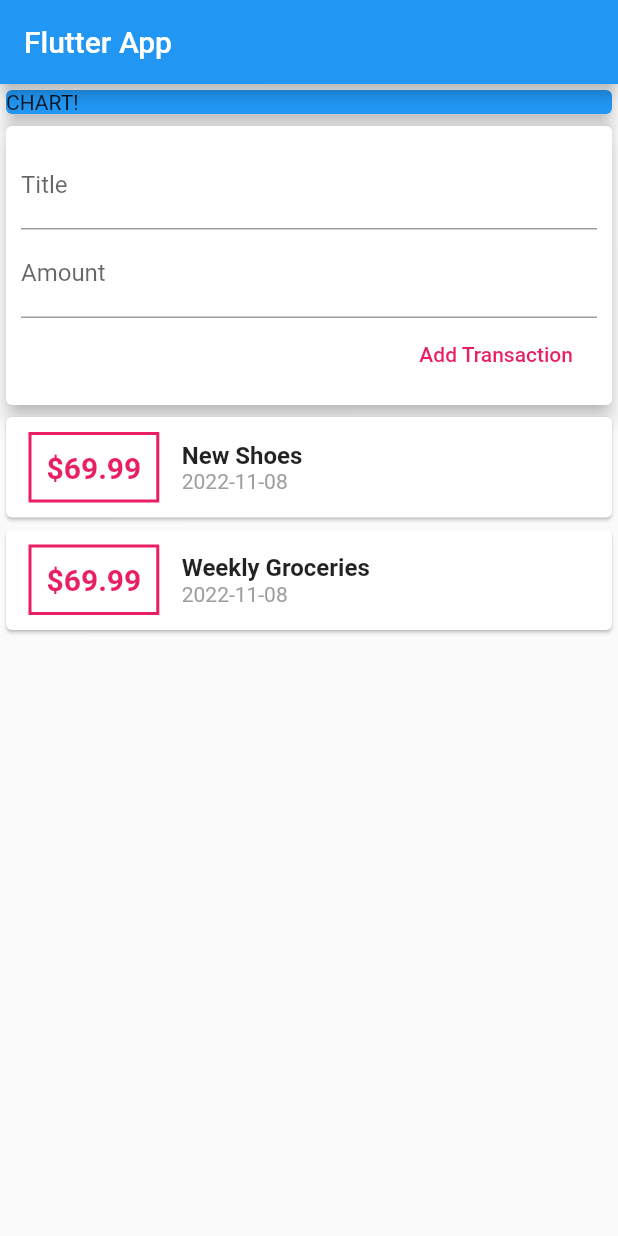
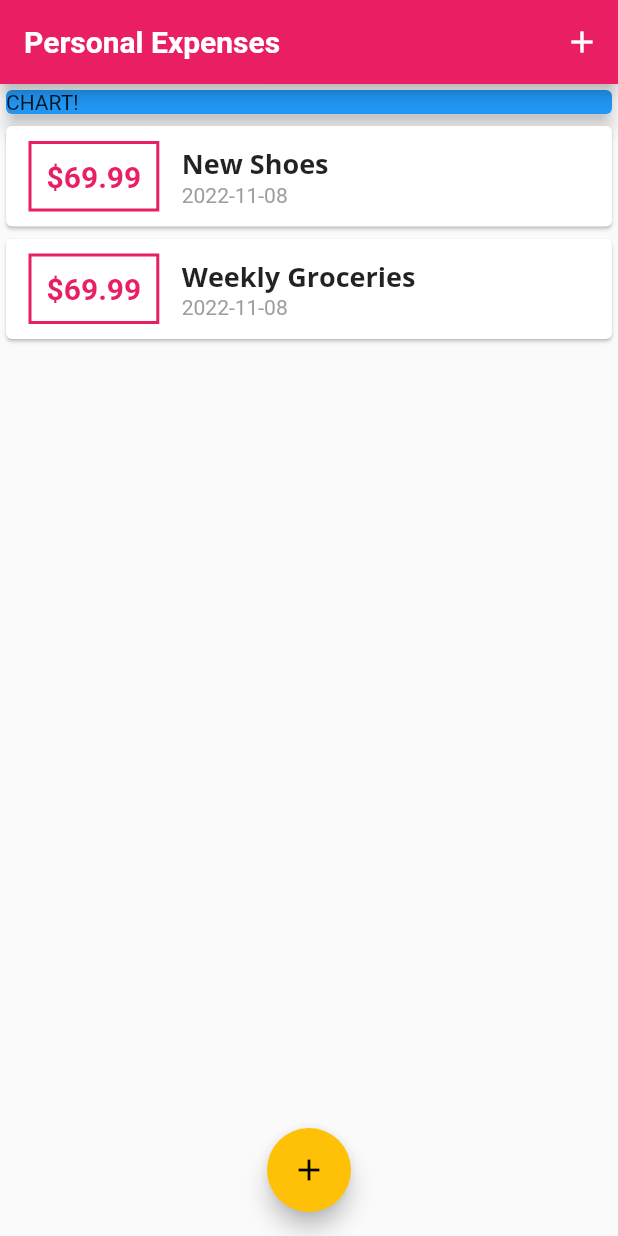
Before and after one commit to khaingsuthiri/flutter-workspace, a Flutter app: the screen it shows after launch, on a phone screen of 412 x 824 dp. Run offline on Flutter 3.47's test engine with Material 2 defaults, Android fonts, the phone set to English and light mode, and no system bars; Roboto replaces fonts that are missing (OpenSans).

Commit message:
[Added] customized themes

```diff
--- a/expenses_app/lib/main.dart
+++ b/expenses_app/lib/main.dart
@@ -1,5 +1,9 @@
-import './widgets/user_transaction.dart';
 import 'package:flutter/material.dart';
+
+import './models/transaction.dart';
+
+import './widgets/new_transaction.dart';
+import './widgets/transaction_list.dart';
 
 void main() => runApp(MyApp());
 
@@ -7,18 +11,78 @@ class MyApp extends StatelessWidget {
   @override
   Widget build(BuildContext context) {
     return MaterialApp(
-      title: 'Expenses App',
+      title: 'Personal Expenses',
+      theme: ThemeData(
+          primarySwatch: Colors.pink,
+          accentColor: Colors.amber,
+          fontFamily: 'Quicksand',
+          textTheme: ThemeData.light().textTheme.copyWith(
+              titleLarge: TextStyle(
+                  fontFamily: 'Open Sans',
+                  fontWeight: FontWeight.bold,
+                  fontSize: 18)),
+          appBarTheme: AppBarTheme(
+              titleTextStyle: TextStyle(
+                  fontFamily: 'OpenSans',
+                  fontSize: 20,
+                  fontWeight: FontWeight.bold))),
       home: MyHomePage(),
     );
   }
 }
 
-class MyHomePage extends StatelessWidget {
+class MyHomePage extends StatefulWidget {
+  @override
+  State<MyHomePage> createState() => _MyHomePageState();
+}
+
+class _MyHomePageState extends State<MyHomePage> {
+  final List<Transaction> _userTransactions = [
+    Transaction(
+        id: 't1', title: 'New Shoes', amount: 69.99, date: DateTime.now()),
+    Transaction(
+        id: 't2',
+        title: 'Weekly Groceries',
+        amount: 69.99,
+        date: DateTime.now()),
+  ];
+
+  void _addNewTransaction(String txTitle, double txAmount) {
+    final newTx = Transaction(
+        title: txTitle,
+        amount: txAmount,
+        date: DateTime.now(),
+        id: DateTime.now().toString());
+
+    setState(() {
+      _userTransactions.add(newTx);
+    });
+  }
+
+  void _startAddNewTransaction(BuildContext ctx) {
+    showModalBottomSheet(
+        context: ctx,
+        builder: (_) {
+          return GestureDetector(
+            onTap: () {},
+            child: NewTransaction(_addNewTransaction),
+            behavior: HitTestBehavior.opaque,
+          );
+        });
+  }
+
   @override
   Widget build(BuildContext context) {
     return Scaffold(
       appBar: AppBar(
-          title: Text('Flutter App'),
+        title: Text(
+          'Personal Expenses',
+        ),
+        actions: <Widget>[
+          IconButton(
+              icon: Icon(Icons.add),
+              onPressed: () => _startAddNewTransaction(context))
+        ],
       ),
       body: SingleChildScrollView(
         child: Column(
@@ -33,9 +97,14 @@ class MyHomePage extends StatelessWidget {
                 elevation: 5,
               ),
             ),
-              UserTransactions()
+            TransactionList(_userTransactions)
           ],
         ),
-        ));
+      ),
+      floatingActionButtonLocation: FloatingActionButtonLocation.centerFloat,
+      floatingActionButton: FloatingActionButton(
+          child: Icon(Icons.add),
+          onPressed: () => _startAddNewTransaction(context)),
+    );
   }
 }
--- a/expenses_app/lib/widgets/transaction_list.dart
+++ b/expenses_app/lib/widgets/transaction_list.dart
@@ -12,40 +12,40 @@ class TransactionList extends StatelessWidget {
   Widget build(BuildContext context) {
     return Container(
         height: 300,
-      child: ListView(
-          children: transactions.map((tx) {
+        child: ListView.builder(
+          itemBuilder: (context, index) {
             return Card(
                 child: Row(
               children: <Widget>[
                 Container(
                   margin: EdgeInsets.symmetric(vertical: 10, horizontal: 15),
                   decoration: BoxDecoration(
-                  border: Border.all(color: Colors.pink, width: 2)),
+                      border: Border.all(
+                          color: Theme.of(context).primaryColor, width: 2)),
                   padding: EdgeInsets.all(10),
                   child: Text(
-                '\$${tx.amount}',
+                    '\$${transactions[index].amount.toStringAsFixed(2)}',
                     style: TextStyle(
                         fontWeight: FontWeight.bold,
                         fontSize: 20,
-                    color: Colors.pink),
+                        color: Theme.of(context).primaryColor),
                   ),
                 ),
                 Column(
                   crossAxisAlignment: CrossAxisAlignment.start,
                   children: <Widget>[
+                    Text(transactions[index].title,
+                        style: Theme.of(context).textTheme.titleLarge),
                     Text(
-                  tx.title,
-                  style: TextStyle(fontWeight: FontWeight.bold, fontSize: 16),
-                ),
-                Text(
-                  DateFormat('yyyy-MM-dd').format(tx.date),
+                      DateFormat('yyyy-MM-dd').format(transactions[index].date),
                       style: TextStyle(color: Colors.grey),
                     )
                   ],
                 )
               ],
             ));
-      }).toList()),
-    );
+          },
+          itemCount: transactions.length,
+        ));
   }
 }
--- a/expenses_app/lib/widgets/user_transaction.dart
+++ /dev/null
@@ -1,46 +0,0 @@
-import 'package:flutter/material.dart';
-
-import '../models/transaction.dart';
-import './new_transaction.dart';
-import './transaction_list.dart';
-
-class UserTransactions extends StatefulWidget {
-  const UserTransactions({Key key}) : super(key: key);
-
-  @override
-  State<UserTransactions> createState() => _UserTransactionsState();
-}
-
-class _UserTransactionsState extends State<UserTransactions> {
-  final List<Transaction> _userTransactions = [
-    Transaction(
-        id: 't1', title: 'New Shoes', amount: 69.99, date: DateTime.now()),
-    Transaction(
-        id: 't2',
-        title: 'Weekly Groceries',
-        amount: 69.99,
-        date: DateTime.now()),
-  ];
-
-  void _addNewTransaction(String txTitle, double txAmount) {
-    final newTx = Transaction(
-        title: txTitle,
-        amount: txAmount,
-        date: DateTime.now(),
-        id: DateTime.now().toString());
-
-    setState(() {
-      _userTransactions.add(newTx);
-    });
-  }
-
-  @override
-  Widget build(BuildContext context) {
-    return Column(
-      children: <Widget>[
-        NewTransaction(_addNewTransaction),
-        TransactionList(_userTransactions)
-      ],
-    );
-  }
-}
```
Also changed, not shown: expenses_app/lib/widgets/new_transaction.dart (+25 -5 lines), expenses_app/pubspec.yaml (+11 -11 lines), expenses_app/assets/fonts/OpenSans-Bold.ttf (added), expenses_app/assets/fonts/OpenSans-Regular.ttf (added), expenses_app/assets/fonts/Quicksand-Bold.ttf (added), expenses_app/assets/fonts/Quicksand-Light.ttf (added), expenses_app/assets/fonts/Quicksand-Medium.ttf (added), expenses_app/assets/fonts/Quicksand-Regular.ttf (added). Lines whose indentation alone changed are shown as unchanged.
